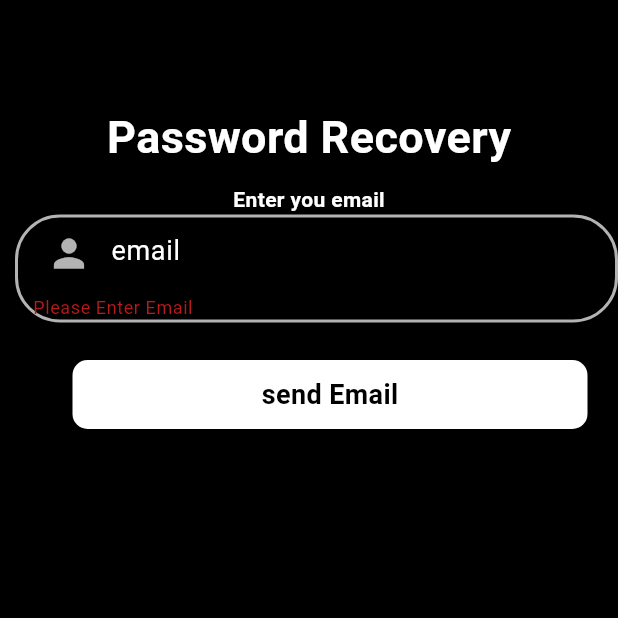
After one commit to ArunKuleri/Yourschef, a Flutter app: the ForgotPassword screen opened directly, after a tap on "send Email", on a phone screen of 412 x 824 dp, the top half of it. The commit adds this screen. Run offline on Flutter 3.47's test engine with Material 3 defaults, Android fonts, the phone set to English and light mode, and no system bars; our stand-ins replace curved_navigation_bar, firebase_auth, firebase_core; accounts and stored records are empty.

Commit message:
added the password reset

```diff
--- /dev/null
+++ b/lib/pages/forgotpassword.dart
@@ -0,0 +1,145 @@
+import 'package:firebase_auth/firebase_auth.dart';
+import 'package:flutter/material.dart';
+
+class ForgotPassword extends StatefulWidget {
+  const ForgotPassword({super.key});
+
+  @override
+  State<ForgotPassword> createState() => _ForgotPasswordState();
+}
+
+class _ForgotPasswordState extends State<ForgotPassword> {
+  String email = '';
+  TextEditingController emailController = TextEditingController();
+
+  final _formkey = GlobalKey<FormState>();
+  resetPassword() async {
+    try {
+      await FirebaseAuth.instance.sendPasswordResetEmail(email: email);
+      ScaffoldMessenger.of(context).showSnackBar(const SnackBar(
+          content: Text(
+        "paswword Reset as been sent! ",
+        style: TextStyle(fontSize: 18),
+      )));
+    } on FirebaseAuthException catch (e) {
+      if (e.code == "user-not-found") {
+        ScaffoldMessenger.of(context).showSnackBar(const SnackBar(
+            content: Text(
+          "No user found for that email",
+          style: TextStyle(fontSize: 18.0),
+        )));
+      }
+    }
+  }
+
+  @override
+  Widget build(BuildContext context) {
+    return Scaffold(
+      backgroundColor: Colors.black,
+      body: Container(
+        child: Column(
+          children: [
+            const SizedBox(
+              height: 70,
+            ),
+            Container(
+              alignment: Alignment.topCenter,
+              child: const Text(
+                "Password Recovery",
+                style: TextStyle(
+                    color: Colors.white,
+                    fontSize: 30.0,
+                    fontWeight: FontWeight.bold),
+              ),
+            ),
+            const SizedBox(
+              height: 10.0,
+            ),
+            const Text(
+              "Enter you email",
+              style:
+                  TextStyle(color: Colors.white, fontWeight: FontWeight.bold),
+            ),
+            Expanded(
+                child: Form(
+                    key: _formkey,
+                    child: Padding(
+                      padding: const EdgeInsets.only(left: 10),
+                      child: ListView(
+                        children: [
+                          Container(
+                            padding: const EdgeInsets.only(left: 10.0),
+                            decoration: BoxDecoration(
+                              border:
+                                  Border.all(color: Colors.white70, width: 2.0),
+                              borderRadius: BorderRadius.circular(30),
+                            ),
+                            child: TextFormField(
+                              controller: emailController,
+                              validator: (value) {
+                                if (value == null || value.isEmpty) {
+                                  return "Please Enter Email";
+                                }
+                                return null;
+                              },
+                              style: const TextStyle(color: Colors.white),
+                              decoration: const InputDecoration(
+                                  hintText: "email",
+                                  hintStyle: TextStyle(
+                                      fontSize: 18.0, color: Colors.white),
+                                  prefixIcon: Icon(
+                                    Icons.person,
+                                    color: Colors.white70,
+                                    size: 30.0,
+                                  ),
+                                  border: InputBorder.none),
+                            ),
+                          ),
+                          const SizedBox(
+                            height: 25.0,
+                          ),
+                          GestureDetector(
+                            onTap: () {
+                              if (_formkey.currentState!.validate()) {
+                                setState(() {
+                                  email = emailController.text;
+                                });
+                                resetPassword();
+                              }
+                            },
+                            child: Container(
+                              margin: const EdgeInsets.only(left: 18.0),
+                              child: Row(
+                                mainAxisAlignment: MainAxisAlignment.center,
+                                children: [
+                                  Container(
+                                    width:
+                                        MediaQuery.of(context).size.width / 1.2,
+                                    padding: const EdgeInsets.all(10),
+                                    decoration: BoxDecoration(
+                                      color: Colors.white,
+                                      borderRadius: BorderRadius.circular(10),
+                                    ),
+                                    child: const Center(
+                                      child: Text(
+                                        "send Email",
+                                        style: TextStyle(
+                                            color: Colors.black,
+                                            fontSize: 18.0,
+                                            fontWeight: FontWeight.bold),
+                                      ),
+                                    ),
+                                  )
+                                ],
+                              ),
+                            ),
+                          )
+                        ],
+                      ),
+                    )))
+          ],
+        ),
+      ),
+    );
+  }
+}
--- a/lib/pages/login_screen.dart
+++ b/lib/pages/login_screen.dart
@@ -1,6 +1,7 @@
 import 'package:firebase_auth/firebase_auth.dart';
 import 'package:flutter/material.dart';
 import 'package:flutter/widgets.dart';
+import 'package:yourschef/pages/forgotpassword.dart';
 import 'package:yourschef/pages/sign_up.dart';
 import 'package:yourschef/widgets/Widgets_support.dart';
 
@@ -137,9 +138,18 @@
                           ),
                           Container(
                             alignment: Alignment.topRight,
-                            child: Text(
-                              "Forgot Password?",
-                              style: AppWidget.semiboldTextFeildStyle(),
+                            child: GestureDetector(
+                              onTap: () {
+                                Navigator.push(
+                                    context,
+                                    MaterialPageRoute(
+                                        builder: (context) =>
+                                            ForgotPassword()));
+                              },
+                              child: Text(
+                                "Forgot Password?",
+                                style: AppWidget.semiboldTextFeildStyle(),
+                              ),
                             ),
                           ),
                           const SizedBox(
--- a/lib/pages/sign_up.dart
+++ b/lib/pages/sign_up.dart
@@ -1,6 +1,7 @@
 import 'package:firebase_auth/firebase_auth.dart';
 import 'package:flutter/material.dart';
 import 'package:yourschef/pages/bottomnav.dart';
+import 'package:yourschef/pages/forgotpassword.dart';
 import 'package:yourschef/pages/login_screen.dart';
 import 'package:yourschef/widgets/Widgets_support.dart';
 
@@ -161,13 +162,6 @@
                           const SizedBox(
                             height: 20,
                           ),
-                          Container(
-                            alignment: Alignment.topRight,
-                            child: Text(
-                              "Forgot Password?",
-                              style: AppWidget.semiboldTextFeildStyle(),
-                            ),
-                          ),
                           const SizedBox(
                             height: 80.0,
                           ),
```
